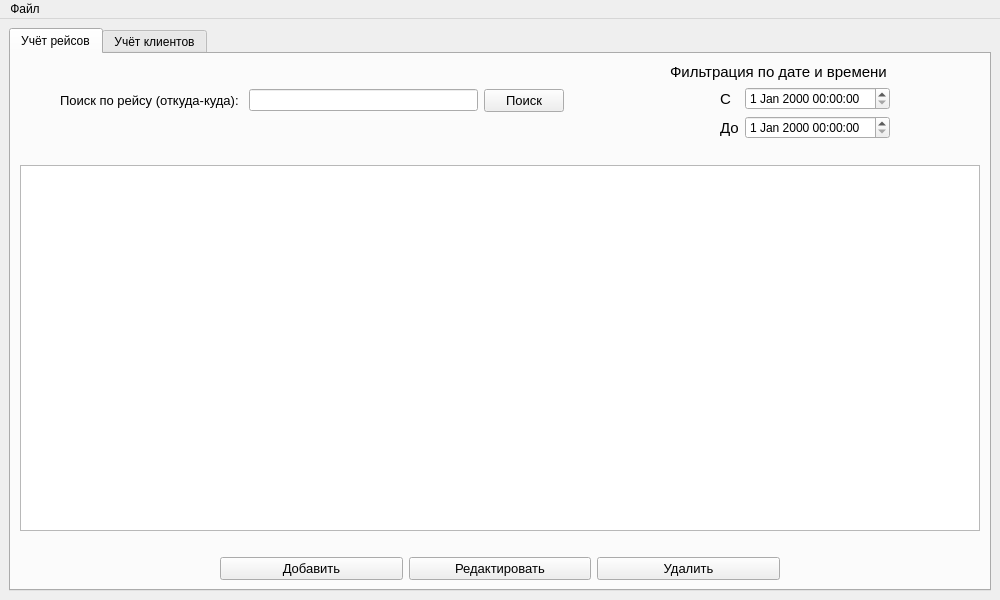
Qt form mainwindow.ui (VladRoven/Qt-project-railway-station) before a commit.
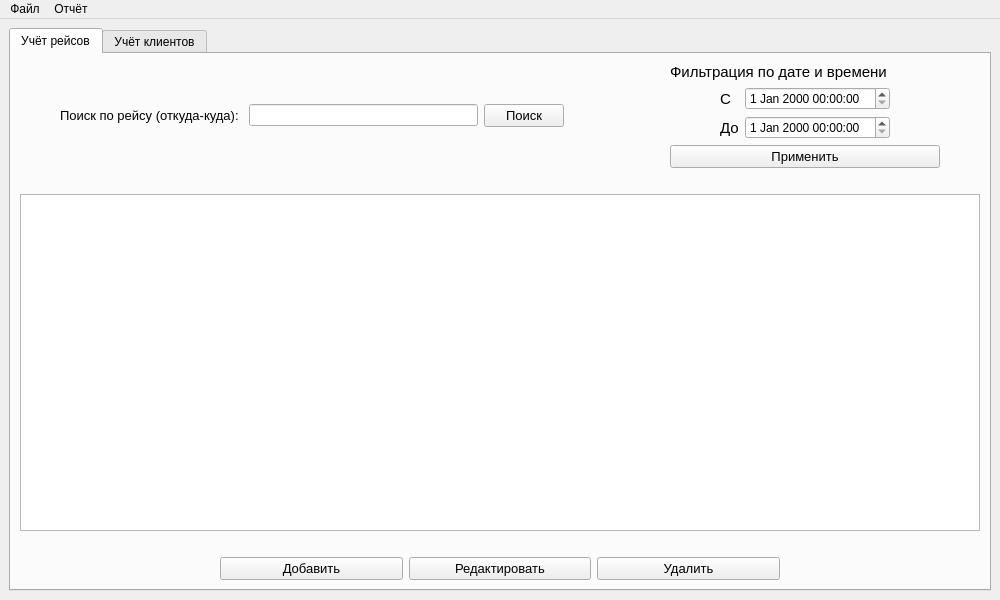
The same form after that commit.

The edit to the form file:
```diff
--- a/mainwindow.ui
+++ b/mainwindow.ui
@@ -175,6 +175,21 @@
               </item>
              </layout>
             </item>
+            <item>
+             <widget class="QPushButton" name="btn_set_filter">
+              <property name="font">
+               <font>
+                <pointsize>10</pointsize>
+               </font>
+              </property>
+              <property name="cursor">
+               <cursorShape>PointingHandCursor</cursorShape>
+              </property>
+              <property name="text">
+               <string>Применить</string>
+              </property>
+             </widget>
+            </item>
            </layout>
           </item>
           <item>
@@ -213,7 +228,7 @@
            <bool>true</bool>
           </attribute>
           <attribute name="verticalHeaderVisible">
-           <bool>false</bool>
+           <bool>true</bool>
           </attribute>
          </widget>
         </item>
@@ -520,10 +535,18 @@
     <property name="title">
      <string>Файл</string>
     </property>
+    <addaction name="open_file"/>
+    <addaction name="save_file"/>
+   </widget>
+   <widget class="QMenu" name="menu_2">
+    <property name="title">
+     <string>Отчёт</string>
+    </property>
     <addaction name="action"/>
     <addaction name="action_2"/>
    </widget>
    <addaction name="menu"/>
+   <addaction name="menu_2"/>
   </widget>
   <action name="action">
    <property name="text">
```
Left out of the diff: 68 changed lines with no effect on the pictures.
